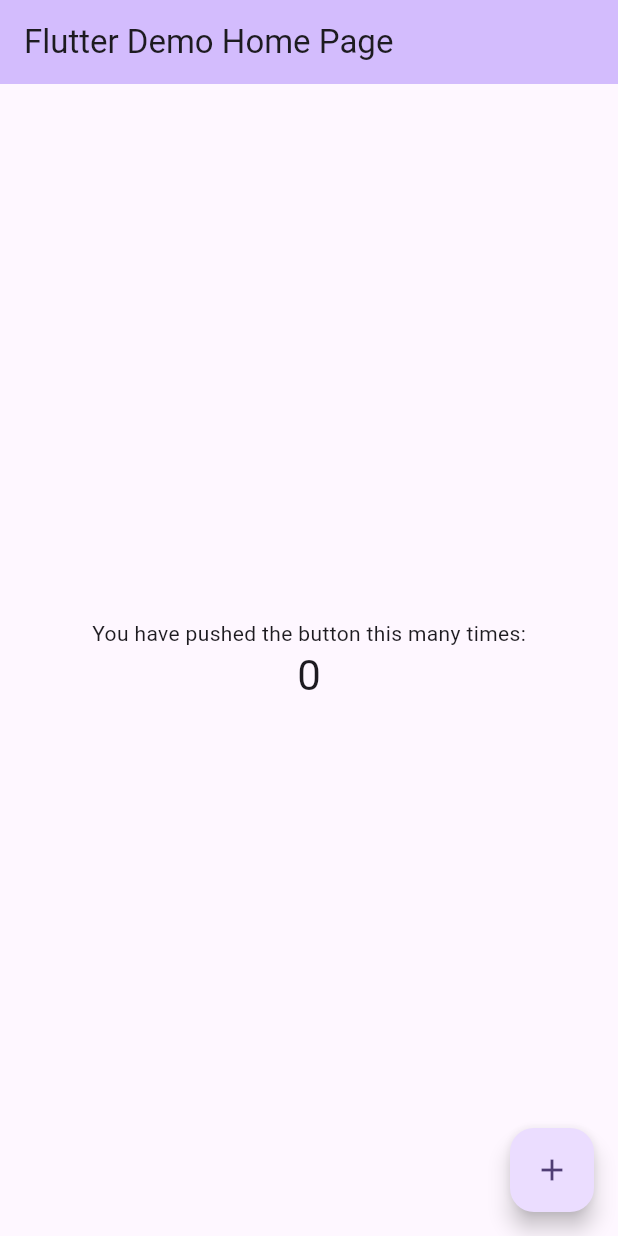
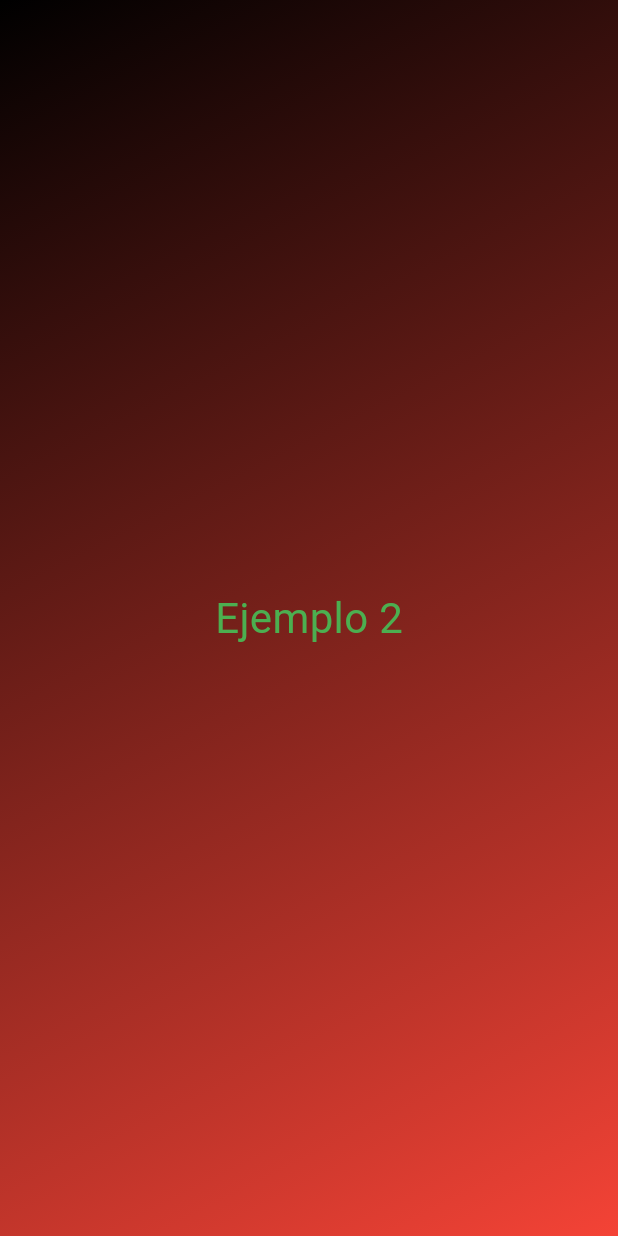
Before and after one commit to rpozoh/pokehomy, a Flutter app: the screen it shows after launch, on a phone screen of 412 x 824 dp. Run offline on Flutter 3.47's test engine with Material 3 defaults, Android fonts, the phone set to English and light mode, and no system bars.

Commit message:
Styled widgets

```diff
--- /dev/null
+++ b/lib/center_text.dart
@@ -0,0 +1,20 @@
+import 'package:flutter/material.dart';
+
+class CenterText extends StatelessWidget {
+  const CenterText(this.inputText, this.inputColor, this.inputFontSize, {super.key});
+
+  final String inputText;
+  final Color inputColor;
+  final double inputFontSize;
+
+  @override
+  Widget build(context) {
+    return Text(
+        inputText,
+        style: TextStyle(
+          color: inputColor,
+          fontSize: inputFontSize,
+        )
+      );
+  }
+}
--- /dev/null
+++ b/lib/gradient_container.dart
@@ -0,0 +1,29 @@
+import 'package:flutter/material.dart';
+
+import 'package:pokehomy/center_text.dart';
+
+const beginAlignment = Alignment.topLeft;
+const endAlignment = Alignment.bottomRight;
+
+class GradientContainer extends StatelessWidget {
+  const GradientContainer({super.key});
+
+  @override
+  Widget build(context) {
+    return Container(
+      decoration: const BoxDecoration(
+        gradient: LinearGradient(
+          colors: [
+            Colors.black,
+            Colors.red,
+          ],
+          begin: beginAlignment,
+          end: endAlignment,
+        ),
+      ),
+      child: const Center(
+        child: CenterText('Ejemplo 2', Colors.green, 28),
+      ),
+    );
+  }
+}
--- a/lib/main.dart
+++ b/lib/main.dart
@@ -1,125 +1,13 @@
 import 'package:flutter/material.dart';
 
+import 'package:pokehomy/gradient_container.dart';
+
 void main() {
-  runApp(const MyApp());
+  runApp(
+    const MaterialApp(
+      home: Scaffold(
+        body: GradientContainer(),
+      ),
+    ),
+  );
 }
-
-class MyApp extends StatelessWidget {
-  const MyApp({super.key});
-
-  // This widget is the root of your application.
-  @override
-  Widget build(BuildContext context) {
-    return MaterialApp(
-      title: 'Flutter Demo',
-      theme: ThemeData(
-        // This is the theme of your application.
-        //
-        // TRY THIS: Try running your application with "flutter run". You'll see
-        // the application has a purple toolbar. Then, without quitting the app,
-        // try changing the seedColor in the colorScheme below to Colors.green
-        // and then invoke "hot reload" (save your changes or press the "hot
-        // reload" button in a Flutter-supported IDE, or press "r" if you used
-        // the command line to start the app).
-        //
-        // Notice that the counter didn't reset back to zero; the application
-        // state is not lost during the reload. To reset the state, use hot
-        // restart instead.
-        //
-        // This works for code too, not just values: Most code changes can be
-        // tested with just a hot reload.
-        colorScheme: ColorScheme.fromSeed(seedColor: Colors.deepPurple),
-        useMaterial3: true,
-      ),
-      home: const MyHomePage(title: 'Flutter Demo Home Page'),
-    );
-  }
-}
-
-class MyHomePage extends StatefulWidget {
-  const MyHomePage({super.key, required this.title});
-
-  // This widget is the home page of your application. It is stateful, meaning
-  // that it has a State object (defined below) that contains fields that affect
-  // how it looks.
-
-  // This class is the configuration for the state. It holds the values (in this
-  // case the title) provided by the parent (in this case the App widget) and
-  // used by the build method of the State. Fields in a Widget subclass are
-  // always marked "final".
-
-  final String title;
-
-  @override
-  State<MyHomePage> createState() => _MyHomePageState();
-}
-
-class _MyHomePageState extends State<MyHomePage> {
-  int _counter = 0;
-
-  void _incrementCounter() {
-    setState(() {
-      // This call to setState tells the Flutter framework that something has
-      // changed in this State, which causes it to rerun the build method below
-      // so that the display can reflect the updated values. If we changed
-      // _counter without calling setState(), then the build method would not be
-      // called again, and so nothing would appear to happen.
-      _counter++;
-    });
-  }
-
-  @override
-  Widget build(BuildContext context) {
-    // This method is rerun every time setState is called, for instance as done
-    // by the _incrementCounter method above.
-    //
-    // The Flutter framework has been optimized to make rerunning build methods
-    // fast, so that you can just rebuild anything that needs updating rather
-    // than having to individually change instances of widgets.
-    return Scaffold(
-      appBar: AppBar(
-        // TRY THIS: Try changing the color here to a specific color (to
-        // Colors.amber, perhaps?) and trigger a hot reload to see the AppBar
-        // change color while the other colors stay the same.
-        backgroundColor: Theme.of(context).colorScheme.inversePrimary,
-        // Here we take the value from the MyHomePage object that was created by
-        // the App.build method, and use it to set our appbar title.
-        title: Text(widget.title),
-      ),
-      body: Center(
-        // Center is a layout widget. It takes a single child and positions it
-        // in the middle of the parent.
-        child: Column(
-          // Column is also a layout widget. It takes a list of children and
-          // arranges them vertically. By default, it sizes itself to fit its
-          // children horizontally, and tries to be as tall as its parent.
-          //
-          // Column has various properties to control how it sizes itself and
-          // how it positions its children. Here we use mainAxisAlignment to
-          // center the children vertically; the main axis here is the vertical
-          // axis because Columns are vertical (the cross axis would be
-          // horizontal).
-          //
-          // TRY THIS: Invoke "debug painting" (choose the "Toggle Debug Paint"
-          // action in the IDE, or press "p" in the console), to see the
-          // wireframe for each widget.
-          mainAxisAlignment: MainAxisAlignment.center,
-          children: <Widget>[
-            const Text(
-              'You have pushed the button this many times:',
-            ),
-            Text(
-              '$_counter',
-              style: Theme.of(context).textTheme.headlineMedium,
-            ),
-          ],
-        ),
-      ),
-      floatingActionButton: FloatingActionButton(
-        onPressed: _incrementCounter,
-        tooltip: 'Increment',
-        child: const Icon(Icons.add),
-      ), // This trailing comma makes auto-formatting nicer for build methods.
-    );
-  }
-}
```
Also changed, not shown: lib/main_copy.dart (added, +125 -0 lines).
